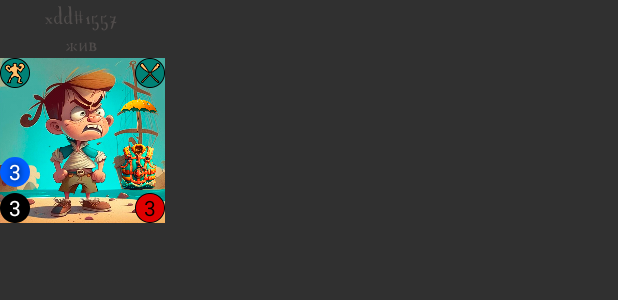
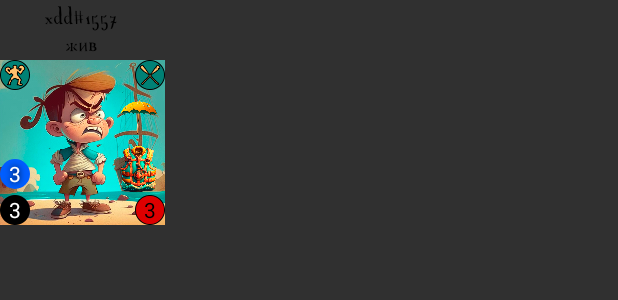
Before and after one commit to JuniorTheF/MULTIPLAYER_TEST, an Android app: the layout hero_item.xml on its own in the app's theme, with its tools: preview values and no code run, on a phone screen of 412 x 824 dp. Shown: the top 300 px of the screen. Run offline under Robolectric (Android 15) with nearby library versions, the phone set to English and light mode, and no system bars.

Commit message:
graphics updated

```diff
--- a/app/src/main/res/layout/activity_main_game.xml
+++ b/app/src/main/res/layout/activity_main_game.xml
@@ -65,6 +65,10 @@
         android:layout_marginStart="16dp"
         android:layout_marginTop="16dp"
         android:text="фаза 33 /т ходит чел#666"
+        android:fontFamily="@font/wiguru"
+        android:textSize="20sp"
+        android:textFontWeight="999"
+        android:textColor="@color/black"
         app:layout_constraintStart_toStartOf="parent"
         app:layout_constraintTop_toTopOf="parent" />
 
--- a/app/src/main/res/layout/hero_item.xml
+++ b/app/src/main/res/layout/hero_item.xml
@@ -11,7 +11,8 @@
         android:fontFamily="@font/wiguru"
         android:textSize="16sp"
         android:text="xdd#1557\nжив"
-        android:textColor="@color/text"
+        android:layout_weight="850"
+        android:textColor="@color/black"
         android:layout_width="wrap_content"
         android:layout_height="wrap_content"
         android:id="@+id/hero_nick"/>
```
Also changed, not shown: app/src/main/res/drawable/rules_button.png (added).
